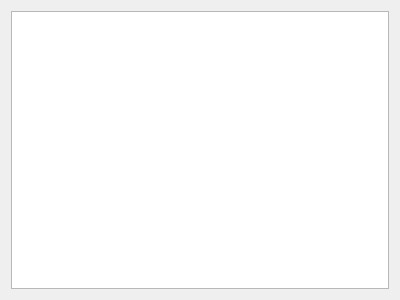
Old version of the form FMS/inc/CarSettings.ui in the repository FRC-836/SoccerCars.
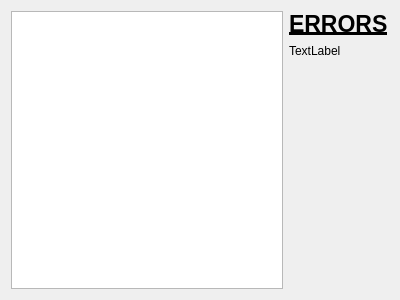
New version of the form.

Commit message: added area for error reporting

What changed in the file:
```diff
--- a/FMS/inc/CarSettings.ui
+++ b/FMS/inc/CarSettings.ui
@@ -14,19 +14,55 @@
    <string>Car Settings</string>
   </property>
   <layout class="QGridLayout" name="gridLayout">
-   <item row="0" column="0" colspan="2">
-    <widget class="QTableWidget" name="tblTeamOrg">
-     <property name="showGrid">
-      <bool>false</bool>
+   <item row="0" column="2">
+    <widget class="QLabel" name="lblErrorLabel">
+     <property name="sizePolicy">
+      <sizepolicy hsizetype="Preferred" vsizetype="Minimum">
+       <horstretch>0</horstretch>
+       <verstretch>0</verstretch>
+      </sizepolicy>
      </property>
-     <property name="rowCount">
-      <number>0</number>
+     <property name="maximumSize">
+      <size>
+       <width>100</width>
+       <height>27</height>
+      </size>
      </property>
-     <property name="columnCount">
-      <number>0</number>
+     <property name="font">
+      <font>
+       <pointsize>17</pointsize>
+       <weight>75</weight>
+       <bold>true</bold>
+       <underline>true</underline>
+      </font>
      </property>
+     <property name="text">
+      <string>ERRORS</string>
+     </property>
+     <property name="alignment">
+      <set>Qt::AlignLeading|Qt::AlignLeft|Qt::AlignTop</set>
+     </property>
+     <property name="wordWrap">
+      <bool>true</bool>
+     </property>
     </widget>
    </item>
+   <item row="1" column="2">
+    <widget class="QLabel" name="lblErrorList">
+     <property name="text">
+      <string>TextLabel</string>
+     </property>
+     <property name="alignment">
+      <set>Qt::AlignLeading|Qt::AlignLeft|Qt::AlignTop</set>
+     </property>
+     <property name="wordWrap">
+      <bool>true</bool>
+     </property>
+    </widget>
+   </item>
+   <item row="0" column="0" rowspan="2" colspan="2">
+    <widget class="QTableWidget" name="tblTeamOrg"/>
+   </item>
   </layout>
  </widget>
  <resources/>
```
